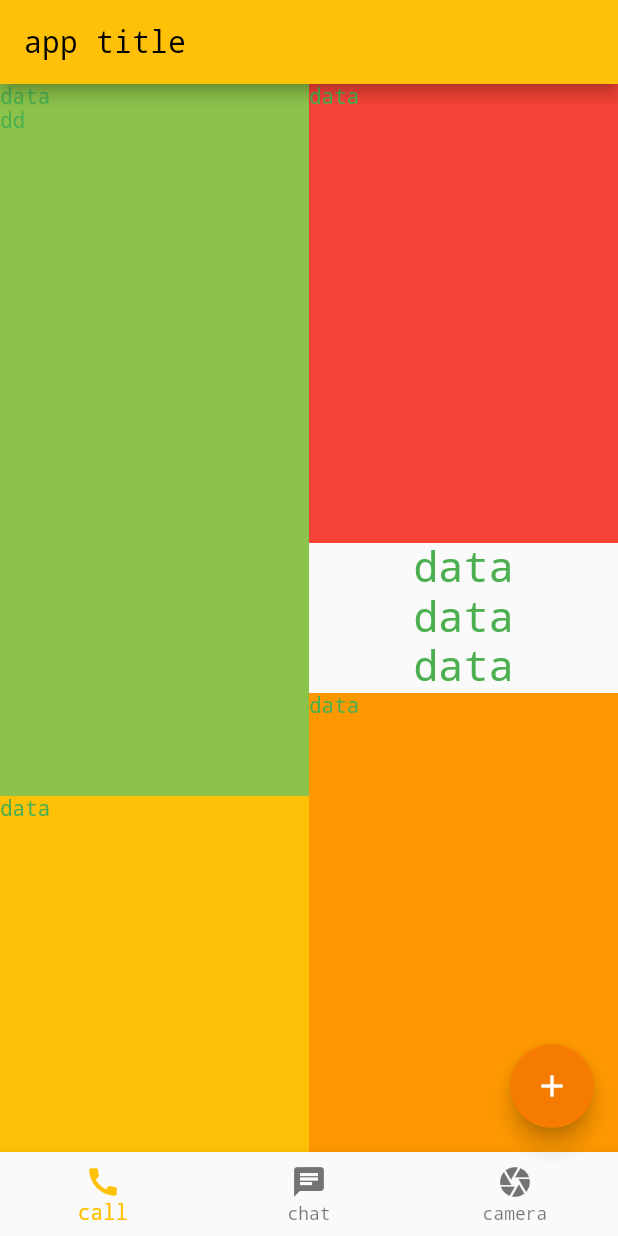
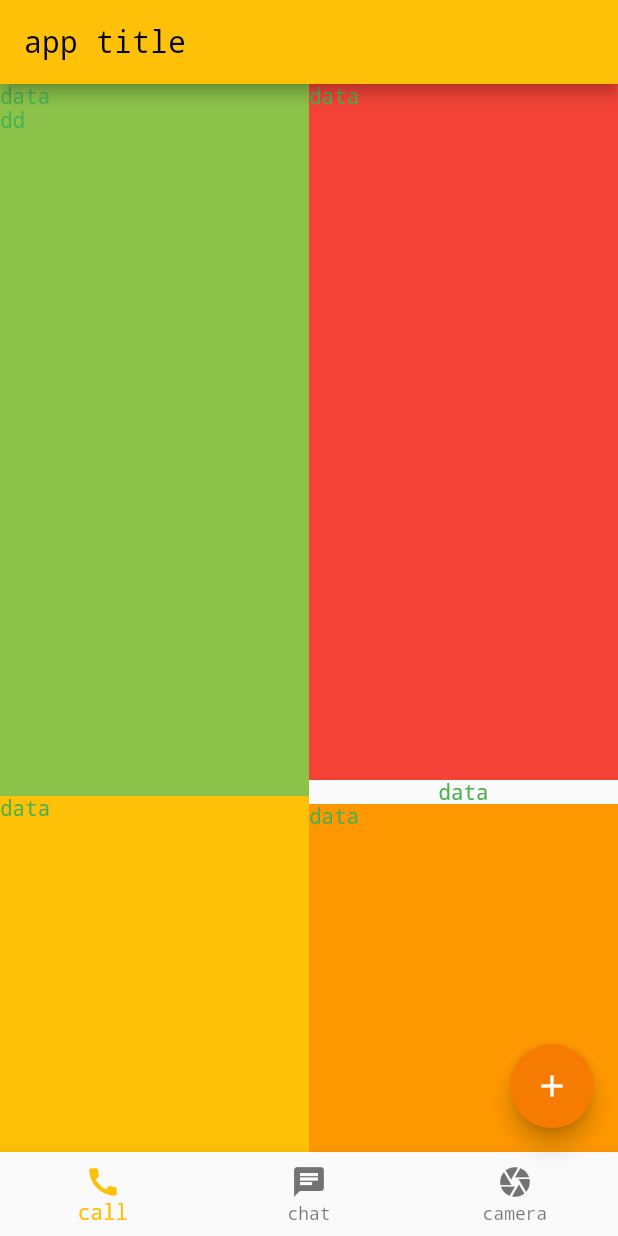
Before and after one commit to netTrek-Flutter/swr-flutter-2, a Flutter app: the screen it shows after launch, on a phone screen of 412 x 824 dp. Run offline on Flutter 3.47's test engine with Material 2 defaults, Android fonts, the phone set to English and light mode, and no system bars.

```diff
--- a/lib/samples/button_sample.dart
+++ b/lib/samples/button_sample.dart
@@ -101,6 +101,10 @@ class ButtonSample extends StatelessWidget {
           label: const Text('OutlinedButton with Icon'),
           icon: const Icon(Icons.add),
         ),
+        // const Center(
+        //   widthFactor: 1,
+        //   child: Text('hello'),
+        // )
       ],
     );
   }
--- a/lib/samples/column_sample_advanced.dart
+++ b/lib/samples/column_sample_advanced.dart
@@ -43,7 +43,7 @@ class ColumnSampleAdvanced extends StatelessWidget {
             mainAxisSize: MainAxisSize.max,
             children: [
               Expanded(
-                // fit: FlexFit.loose, // standard
+                flex: 2,
                 child: Container(
                   color: Colors.red,
                   child: const Text('data'),
@@ -54,12 +54,13 @@ class ColumnSampleAdvanced extends StatelessWidget {
                 children: [
                   Container(
                     constraints: const BoxConstraints(
-                      minHeight: 16,
+                      minHeight: 10,
                       maxHeight: 100,
                     ),
                     child: const Text(
-                      'data\ndata\ndata\ndata\ndata\ndata\ndata',
-                      textScaleFactor: 2,
+                      'data',
+                      // 'data\ndata\ndata\ndata\ndata\ndata\ndata',
+                      // textScaleFactor: 2,
                     ),
                     // child: const FittedBox(
                     //   fit: BoxFit.fill,
```
Also changed, not shown: assets/svg/netTrek-logo.svg (added).
